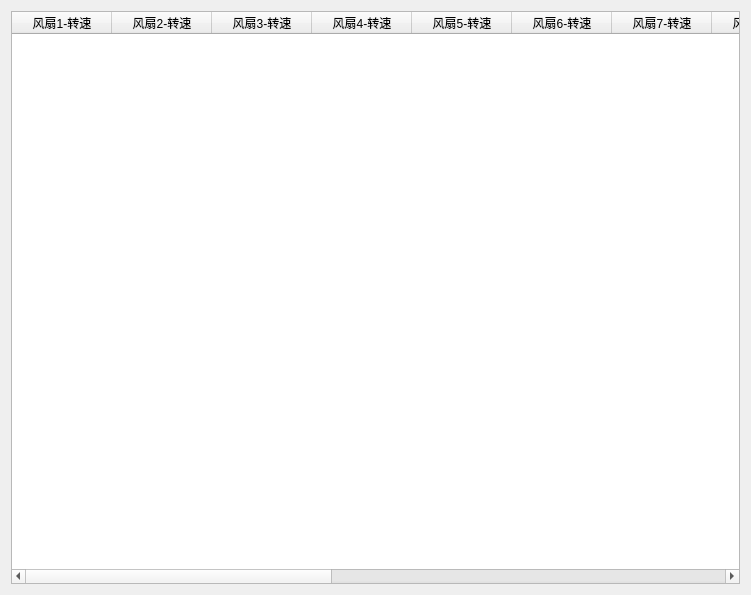
Qt form HuaFonBench/src/showslave/ShowFanNet.ui (christing029/HuaFonBench) before a commit.
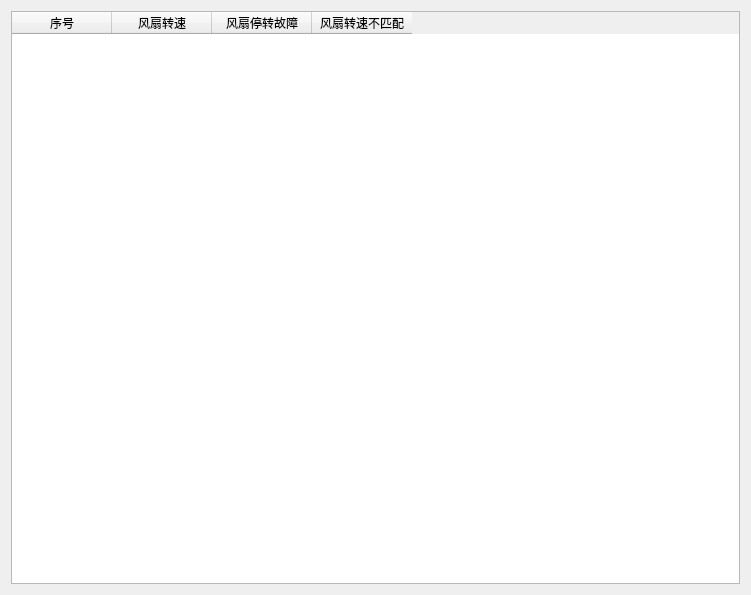
The same form after that commit.

```diff
--- a/HuaFonBench/src/showslave/ShowFanNet.ui
+++ b/HuaFonBench/src/showslave/ShowFanNet.ui
@@ -21,82 +21,22 @@
      </property>
      <column>
       <property name="text">
-       <string>风扇1-转速</string>
+       <string>序号</string>
       </property>
      </column>
      <column>
       <property name="text">
-       <string>风扇2-转速</string>
+       <string>风扇转速</string>
       </property>
      </column>
      <column>
       <property name="text">
-       <string>风扇3-转速</string>
+       <string>风扇停转故障</string>
       </property>
      </column>
      <column>
       <property name="text">
-       <string>风扇4-转速</string>
-      </property>
-     </column>
-     <column>
-      <property name="text">
-       <string>风扇5-转速</string>
-      </property>
-     </column>
-     <column>
-      <property name="text">
-       <string>风扇6-转速</string>
-      </property>
-     </column>
-     <column>
-      <property name="text">
-       <string>风扇7-转速</string>
-      </property>
-     </column>
-     <column>
-      <property name="text">
-       <string>风扇8-转速</string>
-      </property>
-     </column>
-     <column>
-      <property name="text">
-       <string>风扇9-转速</string>
-      </property>
-     </column>
-     <column>
-      <property name="text">
-       <string>风扇10-转速</string>
-      </property>
-     </column>
-     <column>
-      <property name="text">
-       <string>风扇11-转速</string>
-      </property>
-     </column>
-     <column>
-      <property name="text">
-       <string>风扇12-转速</string>
-      </property>
-     </column>
-     <column>
-      <property name="text">
-       <string>风扇13-转速</string>
-      </property>
-     </column>
-     <column>
-      <property name="text">
-       <string>风扇14-转速</string>
-      </property>
-     </column>
-     <column>
-      <property name="text">
-       <string>风扇15-转速</string>
-      </property>
-     </column>
-     <column>
-      <property name="text">
-       <string>风扇16-转速</string>
+       <string>风扇转速不匹配</string>
       </property>
      </column>
     </widget>
```
